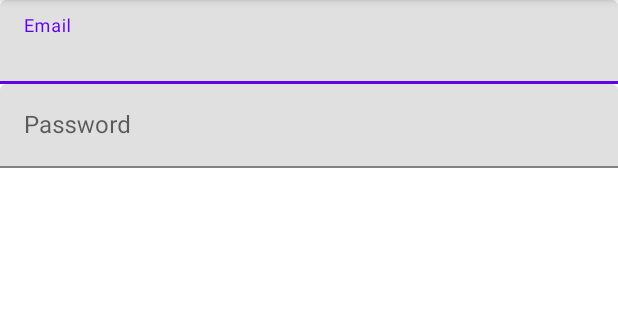
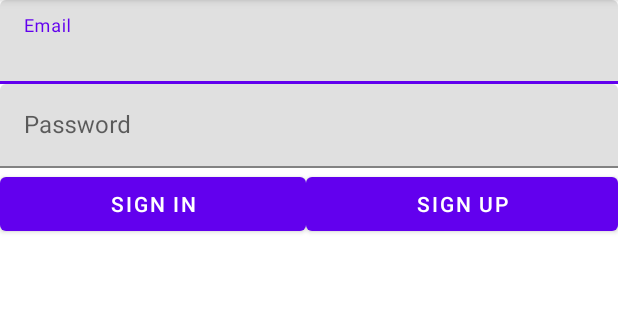
Before and after one commit to Abdalrhman210505/AbdalrhmanFinalProject, an Android app: the SignIn screen opened directly, with no data from a screen before it, on a phone screen of 412 x 824 dp, the part 84-404 px from its top. Run offline under Robolectric (Android 15) with nearby library versions, the phone set to English and light mode, and no system bars.

Commit message:
working on sign in activity

```diff
--- a/app/src/main/res/layout/activity_sign_in.xml
+++ b/app/src/main/res/layout/activity_sign_in.xml
@@ -2,6 +2,7 @@
 <LinearLayout xmlns:android="http://schemas.android.com/apk/res/android"
     xmlns:app="http://schemas.android.com/apk/res-auto"
     xmlns:tools="http://schemas.android.com/tools"
+    android:id="@+id/btnsignin"
     android:layout_width="match_parent"
     android:layout_height="wrap_content"
     android:orientation="vertical"
@@ -27,6 +28,26 @@
             android:layout_width="match_parent"
             android:layout_height="wrap_content"
             android:hint="Password" />
+
     </com.google.android.material.textfield.TextInputLayout>
 
+    <LinearLayout
+        android:layout_width="match_parent"
+        android:layout_height="match_parent">
+
+        <Button
+            android:id="@+id/btnsignin"
+            android:layout_width="wrap_content"
+            android:layout_height="wrap_content"
+            android:layout_weight="1"
+            android:text="Sign In" />
+
+        <Button
+            android:id="@+id/btnsignup"
+            android:layout_width="wrap_content"
+            android:layout_height="wrap_content"
+            android:layout_weight="1"
+            android:text="Sign Up" />
+    </LinearLayout>
+
 </LinearLayout>
```
Also changed, not shown: app/src/main/AndroidManifest.xml (+6 -5 lines), app/src/main/java/yassen/salam/abdalrhmanfinalproject/SignOut.java (added, +14 -0 lines), app/src/main/res/layout/activity_sign_out.xml (added, +9 -0 lines).
